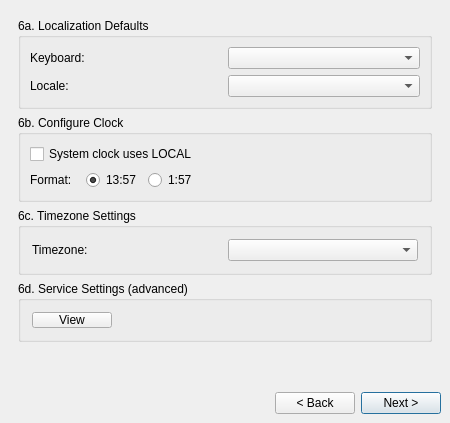
This is meinstall.ui in anticapitalista/MX-installer as Qt 5 draws it before an edit. The edited form follows.
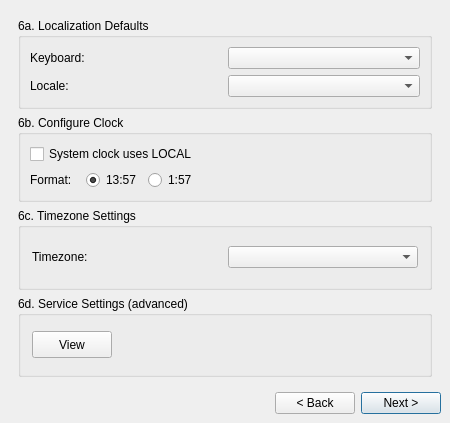
This is the edited form.

```diff
--- a/meinstall.ui
+++ b/meinstall.ui
@@ -1550,6 +1550,18 @@
          <layout class="QHBoxLayout" name="horizontalLayout">
           <item>
            <widget class="QPushButton" name="viewServicesButton">
+            <property name="sizePolicy">
+             <sizepolicy hsizetype="Minimum" vsizetype="Fixed">
+              <horstretch>0</horstretch>
+              <verstretch>0</verstretch>
+             </sizepolicy>
+            </property>
+            <property name="minimumSize">
+             <size>
+              <width>0</width>
+              <height>27</height>
+             </size>
+            </property>
             <property name="toolTip">
              <string>Adjust which services should run at startup</string>
             </property>
@@ -1767,12 +1779,12 @@
           <enum>Qt::Vertical</enum>
          </property>
          <property name="sizeType">
-          <enum>QSizePolicy::Ignored</enum>
+          <enum>QSizePolicy::Minimum</enum>
          </property>
          <property name="sizeHint" stdset="0">
           <size>
            <width>20</width>
-           <height>40</height>
+           <height>0</height>
           </size>
          </property>
         </spacer>
```
